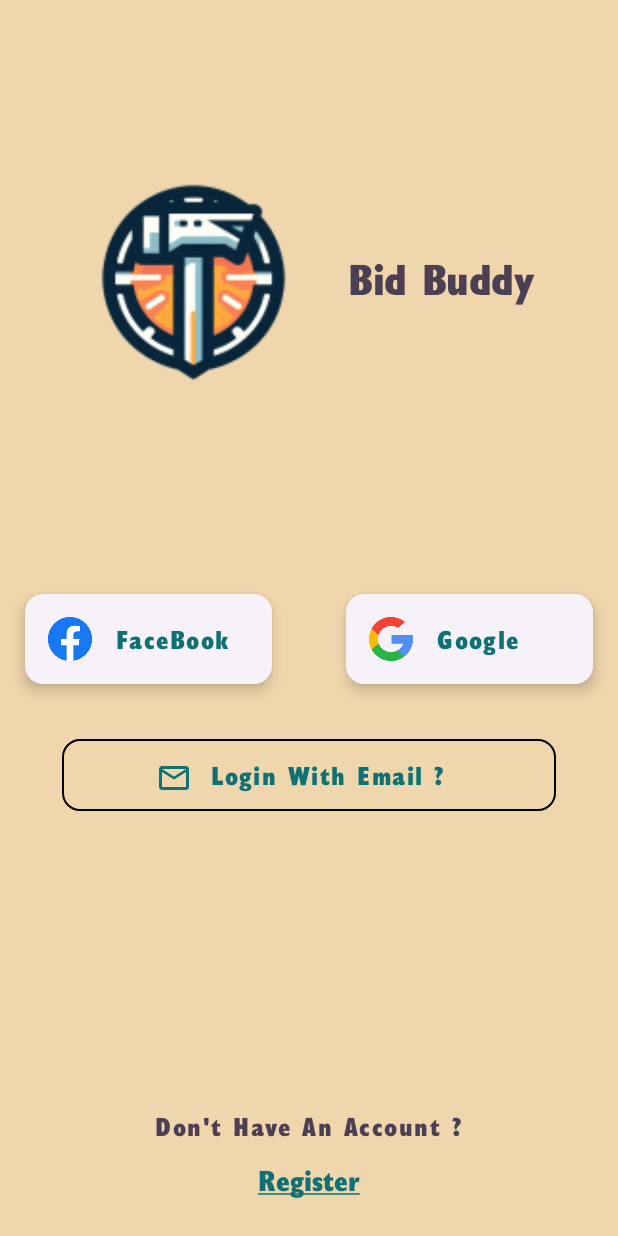
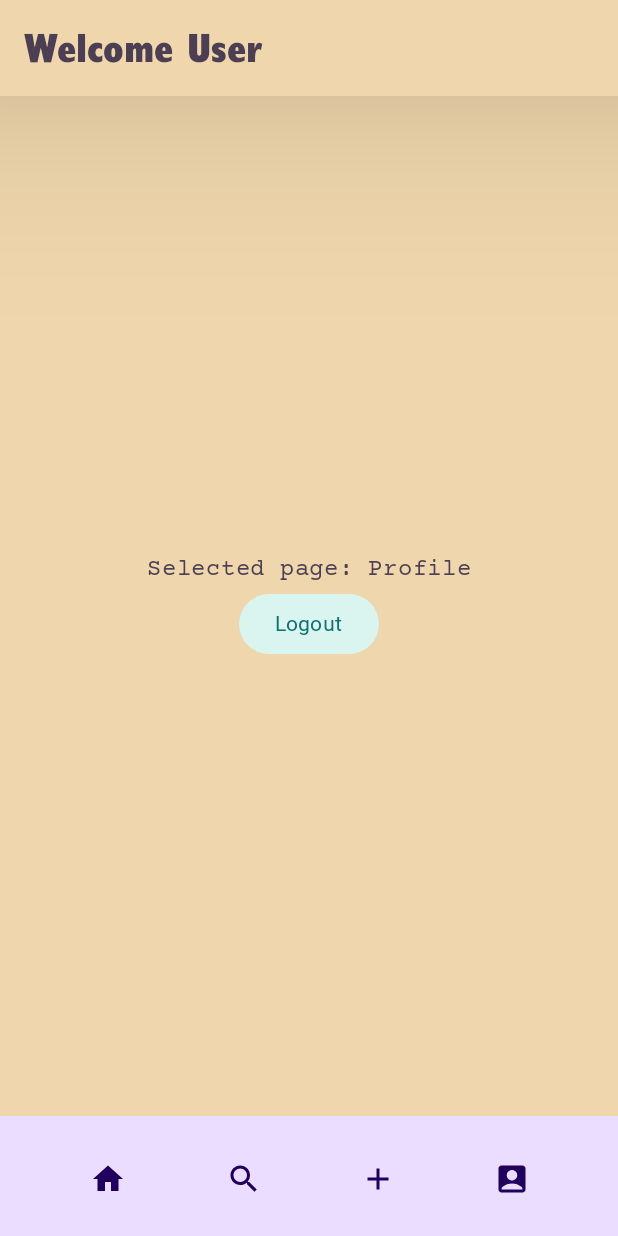
Before and after one commit to Kavan2003/miniProject, an Android app built with Jetpack Compose: the Home screen opened through its navigation route, after a tap on "AccountBox", on a phone screen of 412 x 824 dp. Run offline under Robolectric (Android 15) with nearby library versions, the phone set to English and light mode, and no system bars; our stand-ins replace Firebase (no records; nobody signed in at launch, a user with empty details on screens opened directly); libraries missing offline, so code that uses them is left out: com.bumptech.glide; 3 other taps on this screen came first.

Commit message:
commit On Flrebase Done Image Loadinf Implemented GlideSubcomposition

```diff
--- a/app/src/main/java/com/example/mini_oroject/MainActivity.kt
+++ b/app/src/main/java/com/example/mini_oroject/MainActivity.kt
@@ -27,8 +27,8 @@ import com.google.firebase.ktx.Firebase
 class MainActivity : ComponentActivity() {
     private lateinit var auth: FirebaseAuth
 
-
-    private var route = Routes.LoginChoose.rout
+    //TODO:
+    private var route = Routes.Home.rout
     override fun onStart() {
         super.onStart()
 
--- a/app/src/main/java/com/example/mini_oroject/screens/Home.kt
+++ b/app/src/main/java/com/example/mini_oroject/screens/Home.kt
@@ -1,6 +1,7 @@
 package com.example.mini_oroject.screens
 
 import android.util.Log
+import androidx.compose.foundation.Image
 import androidx.compose.foundation.background
 import androidx.compose.foundation.border
 import androidx.compose.foundation.clickable
@@ -14,6 +15,7 @@ import androidx.compose.foundation.layout.fillMaxWidth
 import androidx.compose.foundation.layout.height
 import androidx.compose.foundation.layout.padding
 import androidx.compose.foundation.rememberScrollState
+import androidx.compose.foundation.shape.RoundedCornerShape
 import androidx.compose.foundation.verticalScroll
 import androidx.compose.material.icons.Icons
 import androidx.compose.material.icons.filled.AccountBox
@@ -22,7 +24,7 @@ import androidx.compose.material.icons.filled.Home
 import androidx.compose.material.icons.filled.Search
 import androidx.compose.material3.BottomAppBar
 import androidx.compose.material3.Button
-import androidx.compose.material3.ButtonDefaults
+import androidx.compose.material3.CircularProgressIndicator
 import androidx.compose.material3.ExperimentalMaterial3Api
 import androidx.compose.material3.Icon
 import androidx.compose.material3.MaterialTheme
@@ -32,16 +34,22 @@ import androidx.compose.material3.Text
 import androidx.compose.material3.TopAppBar
 import androidx.compose.material3.TopAppBarDefaults.topAppBarColors
 import androidx.compose.runtime.Composable
+import androidx.compose.runtime.mutableIntStateOf
 import androidx.compose.runtime.mutableStateListOf
 import androidx.compose.runtime.remember
 import androidx.compose.ui.Alignment
 import androidx.compose.ui.Modifier
+import androidx.compose.ui.draw.clip
+import androidx.compose.ui.draw.shadow
 import androidx.compose.ui.graphics.Color
+import androidx.compose.ui.res.painterResource
 import androidx.compose.ui.tooling.preview.Preview
 import androidx.compose.ui.unit.dp
 import androidx.navigation.NavHostController
 import com.bumptech.glide.integration.compose.ExperimentalGlideComposeApi
-import com.bumptech.glide.integration.compose.GlideImage
+import com.bumptech.glide.integration.compose.GlideSubcomposition
+import com.bumptech.glide.integration.compose.RequestState
+import com.example.mini_oroject.R
 import com.example.mini_oroject.routes.Routes
 import com.example.mini_oroject.sampledata.Event
 import com.google.firebase.Timestamp
@@ -52,17 +60,23 @@ import com.google.firebase.firestore.FirebaseFirestore
 @OptIn(ExperimentalMaterial3Api::class)
 @Composable
 fun Home(navController: NavHostController, auth: FirebaseAuth) {
-    var events = remember { mutableStateListOf<Event>() }
 
+//    var ImageTemp =
+//        "https://media.istockphoto.com/id/1147135094/photo/3d-illustration-of-generic-compact-car-front-view-closeup-shot.jpg?s=2048x2048&w=is&k=20&c=G1oXakNHxcZk6snjDw5X4Kx4AoQkpd8MySpIQlFPa_k=";
+    var tabIndex = remember { mutableIntStateOf(0) }
+    var events = remember { mutableStateListOf<Event>() };
 
     FirebaseFirestore.getInstance().collection("auction_item")
         .get()
         .addOnSuccessListener { documents ->
             events.clear()
+
+
+
             for (document in documents) {
                 Log.i("TAG", document.toString())
+
                 events.add(
-
                     Event(
                         categories = (if ((document.data["Categories"] != null)) {
                             document.data["Categories"] as List<String>
@@ -76,6 +90,7 @@ fun Home(navController: NavHostController, auth: FirebaseAuth) {
                         }) as String,
                         imageUrl = (if ((document.data["imageURL"] != null)) {
                             document.data["imageURL"] as String
+
                         } else {
                             "https://firebasestorage.googleapis.com/v0/b/mini-oroproject.appspot.com/o/images%2Fimage_picker_2021-09-27-16-11-46-1.jpg?alt=media&token=3b9b9b1a-9b9a-4b9e-9b0a-9b9b9b9b9b9b"
                         }) as String,
@@ -99,20 +114,29 @@ fun Home(navController: NavHostController, auth: FirebaseAuth) {
                         )
 
                 )
+                Log.d("TAG 110 line EVENT", events[0].description)
             }
         }
+
 
     Scaffold(
 
         topBar = {
             TopAppBar(
                 colors = topAppBarColors(
-                    containerColor = MaterialTheme.colorScheme.primaryContainer,
-                    titleContentColor = MaterialTheme.colorScheme.onPrimary,
+                    containerColor = MaterialTheme.colorScheme.surface,
+                    titleContentColor = MaterialTheme.colorScheme.onSecondary,
+
+                    ),
+                modifier = Modifier.shadow(
+                    elevation = 80.dp,
+                    ambientColor = Color.Black,
+                    spotColor = Color.Black
                 ),
                 title = {
                     Text(
-                        "Welcome ${auth.currentUser?.displayName},",
+                        "Welcome User",
+                        // "Welcome ${auth.currentUser?.displayName},",
                         style = MaterialTheme.typography.headlineMedium
                     )
                 }
@@ -127,12 +151,33 @@ fun Home(navController: NavHostController, auth: FirebaseAuth) {
                 //Home Add profile past icons
                 Spacer(modifier = Modifier.weight(1.0F))
 
-                Icon(Icons.Default.Home, contentDescription = "Home", Modifier.weight(1.0F))
+                Icon(
+                    Icons.Default.Home,
+                    contentDescription = "Home",
+                    Modifier
+                        .weight(1.0F)
+                        .clickable {
+                            tabIndex.intValue = 0
+                            Log.d("TAG", "Home: $tabIndex")
+
+                        })
                 Spacer(modifier = Modifier.weight(1.0F))
-                Icon(Icons.Default.Search, contentDescription = "Search", Modifier.weight(1.0F))
+                Icon(Icons.Default.Search, contentDescription = "Search",
+                    Modifier
+                        .weight(1.0F)
+                        .clickable {
+                            tabIndex.intValue = 1
+
+                        })
                 Spacer(modifier = Modifier.weight(1.0F))
 
-                Icon(Icons.Default.Add, contentDescription = "Add", Modifier.weight(1.0F))
+                Icon(Icons.Default.Add, contentDescription = "Add",
+                    Modifier
+                        .weight(1.0F)
+                        .clickable {
+                            tabIndex.intValue = 2
+
+                        })
                 Spacer(modifier = Modifier.weight(1.0F))
 
                 Icon(Icons.Default.AccountBox, contentDescription = "AccountBox",
@@ -141,9 +186,9 @@ fun Home(navController: NavHostController, auth: FirebaseAuth) {
                         .clickable {
 
 //                      logout
-                            auth.signOut()
-                            navController.navigate(Routes.LoginChoose.rout)
-
+//                            auth.signOut()
+//                            navController.navigate(Routes.LoginChoose.rout)
+                            tabIndex.intValue = 3
 
                         })
 
@@ -153,16 +198,55 @@ fun Home(navController: NavHostController, auth: FirebaseAuth) {
             }
         },
 
-        ) { innerPadding ->
-
+        content = { innerPadding ->
+            if (tabIndex.intValue == 0)
                 ListEventCard(
                     Modifier
                         .padding(innerPadding)
                         .background(Color.White),
                     events
                 )
+            else if (tabIndex.intValue == 1)
+                Column(
+                    modifier = Modifier
+                        .padding(innerPadding)
+                        .fillMaxSize(),
+                    verticalArrangement = Arrangement.Center,
+                    horizontalAlignment = Alignment.CenterHorizontally
+                ) {
+                    Text(text = "Selected page: Search")
+                }
+            else if (tabIndex.intValue == 2)
+                Column(
+                    modifier = Modifier
+                        .padding(innerPadding)
+
+                        .fillMaxSize(),
+                    verticalArrangement = Arrangement.Center,
+                    horizontalAlignment = Alignment.CenterHorizontally
+                ) {
+                    Text(text = "Selected page: Add Item")
+                    Text(text = "Selected page: Add Item")
+                    Text(text = "Selected page: Add Item")
+                    Text(text = "Selected page: Add Item")
 
                 }
+            else if (tabIndex.intValue == 3)
+                Column(
+                    modifier = Modifier
+                        .padding(innerPadding)
+                        .fillMaxSize(),
+                    verticalArrangement = Arrangement.Center,
+                    horizontalAlignment = Alignment.CenterHorizontally
+                ) {
+                    Text(text = "Selected page: Profile")
+                    Button(onClick = { navController.navigate(Routes.LoginChoose.rout) }) {
+                        Text("Logout")
+                    }
+                }
+
+        }
+    )
 
 }
 
@@ -182,24 +266,52 @@ fun EventCard(
             .clickable { onButtonClick() }
             .background(MaterialTheme.colorScheme.background)
             .border(1.dp, MaterialTheme.colorScheme.onPrimaryContainer)
-            .padding(10.dp)
+
             .fillMaxWidth()
-            // Adjust height as needed
+
             .height(140.dp),
         verticalAlignment = Alignment.CenterVertically
     ) {
         Column(
             modifier = Modifier
+                .weight(1f)
                 .fillMaxHeight()
-                .weight(1f)
-                .padding(10.dp), // Equal weight for image and details
+
+                .padding(10.dp),
             verticalArrangement = Arrangement.Center // Center content vertically
         ) {
-            GlideImage(
+            GlideSubcomposition(
                 model = imageUrl,
-                contentDescription = "Image",
-                modifier = Modifier.fillMaxSize()
+                modifier = Modifier
+                    .fillMaxSize()
+
+            ) {
+                when (state) {
+                    RequestState.Failure -> Image(
+                        painter = painterResource(id = R.drawable.wifi_foreground),
+                        contentDescription = null
                     )
+
+                    RequestState.Loading -> CircularProgressIndicator()
+                    is RequestState.Success -> Image(
+                        painter, contentDescription = null, Modifier.clip(
+                            RoundedCornerShape(
+                                topStart = 15.dp,
+                                topEnd = 15.dp,
+                                bottomEnd = 15.dp,
+                                bottomStart = 15.dp
+                            )
+                        )
+                    )
+                }
+            }
+//            GlideImage(
+//
+//                alignment = Alignment.Center,
+//                model = imageUrl,
+//                contentDescription = "Image",
+//                modifier = Modifier.fillMaxSize()
+//            )
         }
         Column(
             modifier = Modifier
@@ -210,7 +322,6 @@ fun EventCard(
             Text(text = title, style = MaterialTheme.typography.headlineMedium)
             Row {
                 Text(text = "Start Time: $startTime ", style = MaterialTheme.typography.titleSmall)
-//                Text(text = "End Time: $endTime", style = MaterialTheme.typography.titleSmall)
 
             }
             OutlinedButton(onClick = { /*TODO*/ }) {
@@ -231,30 +342,37 @@ fun EventCard(
 @Composable
 fun ListEventCard(modifier: Modifier = Modifier, events: List<Event>) {
 
+    Column(
+        modifier = modifier
+            .verticalScroll(rememberScrollState())
+            .background(MaterialTheme.colorScheme.secondary)
+            .padding(10.dp)
 
-    Column(modifier = modifier.verticalScroll(rememberScrollState())) {
-
-        Row(
-            modifier = Modifier
-                .fillMaxWidth()
-                .background(MaterialTheme.colorScheme.primaryContainer)
-                .padding(10.dp),
-            horizontalArrangement = Arrangement.Start,
-            verticalAlignment = Alignment.CenterVertically,
-        ) {
-            Button(
-                onClick = { /*TODO*/ },
-
-                Modifier.border(1.dp, MaterialTheme.colorScheme.onPrimary),
-                colors = ButtonDefaults.buttonColors(
-                    containerColor = Color.Transparent,
-                    contentColor = MaterialTheme.colorScheme.onPrimary
-                )
 
     ) {
-                Text(text = "Filters")
-            }
-        }
+
+//        Row(
+//            modifier = Modifier
+//                .fillMaxWidth()
+//                .padding(10.dp),
+//            horizontalArrangement = Arrangement.Start,
+//            verticalAlignment = Alignment.CenterVertically,
+//        ) {
+//            Button(
+//                onClick = { /*TODO*/ },
+//
+//                Modifier.border(1.dp, MaterialTheme.colorScheme.onPrimary),
+//                colors = ButtonDefaults.buttonColors(
+//                    containerColor = Color.Transparent,
+//                    contentColor = MaterialTheme.colorScheme.onPrimary
+//                )
+//
+//            ) {
+//                Text(text = "Filters")
+//            }
+//        }
+
+
         events.forEach {
             EventCard(
                 imageUrl = it.imageUrl,
@@ -266,9 +384,9 @@ fun ListEventCard(modifier: Modifier = Modifier, events: List<Event>) {
                 modifier = Modifier
             )
         }
+
     }
 }
-
 
 @Preview(showBackground = true)
 @Composable
--- /dev/null
+++ b/app/src/main/res/mipmap-anydpi-v26/wifi.xml
@@ -0,0 +1,5 @@
+<?xml version="1.0" encoding="utf-8"?>
+<adaptive-icon xmlns:android="http://schemas.android.com/apk/res/android">
+    <background android:drawable="@color/wifi_background"/>
+    <foreground android:drawable="@drawable/wifi_foreground"/>
+</adaptive-icon>
--- /dev/null
+++ b/app/src/main/res/mipmap-anydpi-v26/wifi_round.xml
@@ -0,0 +1,5 @@
+<?xml version="1.0" encoding="utf-8"?>
+<adaptive-icon xmlns:android="http://schemas.android.com/apk/res/android">
+    <background android:drawable="@color/wifi_background"/>
+    <foreground android:drawable="@drawable/wifi_foreground"/>
+</adaptive-icon>
--- /dev/null
+++ b/app/src/main/res/values/wifi_background.xml
@@ -0,0 +1,4 @@
+<?xml version="1.0" encoding="utf-8"?>
+<resources>
+    <color name="wifi_background">#FFFFFF</color>
+</resources>
```
Also changed, not shown: app/src/main/java/com/example/mini_oroject/screens/Login.kt (+41 -18 lines), app/src/main/java/com/example/mini_oroject/screens/Register.kt (+27 -26 lines), app/src/main/res/drawable/wifi_foreground.xml (added, +15 -0 lines), app/src/main/res/mipmap-hdpi/wifi.webp (added), app/src/main/res/mipmap-hdpi/wifi_round.webp (added), app/src/main/res/mipmap-mdpi/wifi.webp (added), app/src/main/res/mipmap-mdpi/wifi_round.webp (added), app/src/main/res/mipmap-xhdpi/wifi.webp (added), app/src/main/res/mipmap-xhdpi/wifi_round.webp (added), app/src/main/res/mipmap-xxhdpi/wifi.webp (added), app/src/main/res/mipmap-xxhdpi/wifi_round.webp (added), app/src/main/res/mipmap-xxxhdpi/wifi.webp (added), app/src/main/res/mipmap-xxxhdpi/wifi_round.webp (added), app/src/main/wifi-playstore.png (added). Lines whose indentation alone changed are shown as unchanged.
